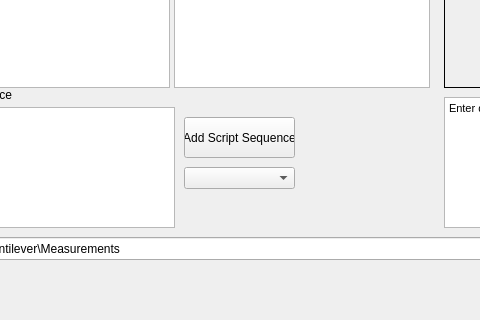
This is src/gui/load_dialog.ui in LISE-B26/pylabcontrol as Qt 5 draws it before an edit; both pictures show x 96 to 576 and y 203 to 523 of the 857 by 523 pixel window. The edited form follows.
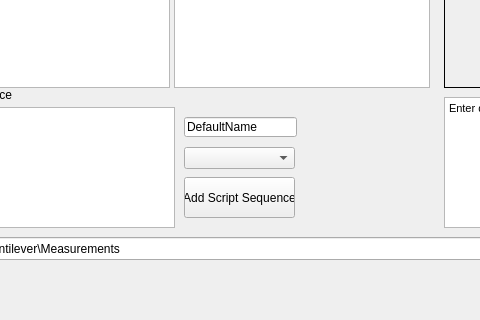
This is the edited form.

Commit message: Basic gui integration for script_sequence completed

```diff
--- a/src/gui/load_dialog.ui
+++ b/src/gui/load_dialog.ui
@@ -244,7 +244,7 @@
    <property name="geometry">
     <rect>
      <x>280</x>
-     <y>320</y>
+     <y>380</y>
      <width>111</width>
      <height>41</height>
     </rect>
@@ -257,7 +257,7 @@
    <property name="geometry">
     <rect>
      <x>280</x>
-     <y>370</y>
+     <y>350</y>
      <width>111</width>
      <height>22</height>
     </rect>
@@ -280,6 +280,19 @@
 &lt;p style=&quot; margin-top:0px; margin-bottom:0px; margin-left:0px; margin-right:0px; -qt-block-indent:0; text-indent:0px;&quot;&gt;&lt;span style=&quot; font-size:8pt;&quot;&gt;Enter docstring here&lt;/span&gt;&lt;/p&gt;&lt;/body&gt;&lt;/html&gt;</string>
    </property>
   </widget>
+  <widget class="QLineEdit" name="txt_script_sequence_name">
+   <property name="geometry">
+    <rect>
+     <x>280</x>
+     <y>320</y>
+     <width>113</width>
+     <height>20</height>
+    </rect>
+   </property>
+   <property name="text">
+    <string>DefaultName</string>
+   </property>
+  </widget>
  </widget>
  <resources/>
  <connections>
```
Left out of the diff: 2 changed lines with no effect on the pictures. The commit also changes 5 other files.
